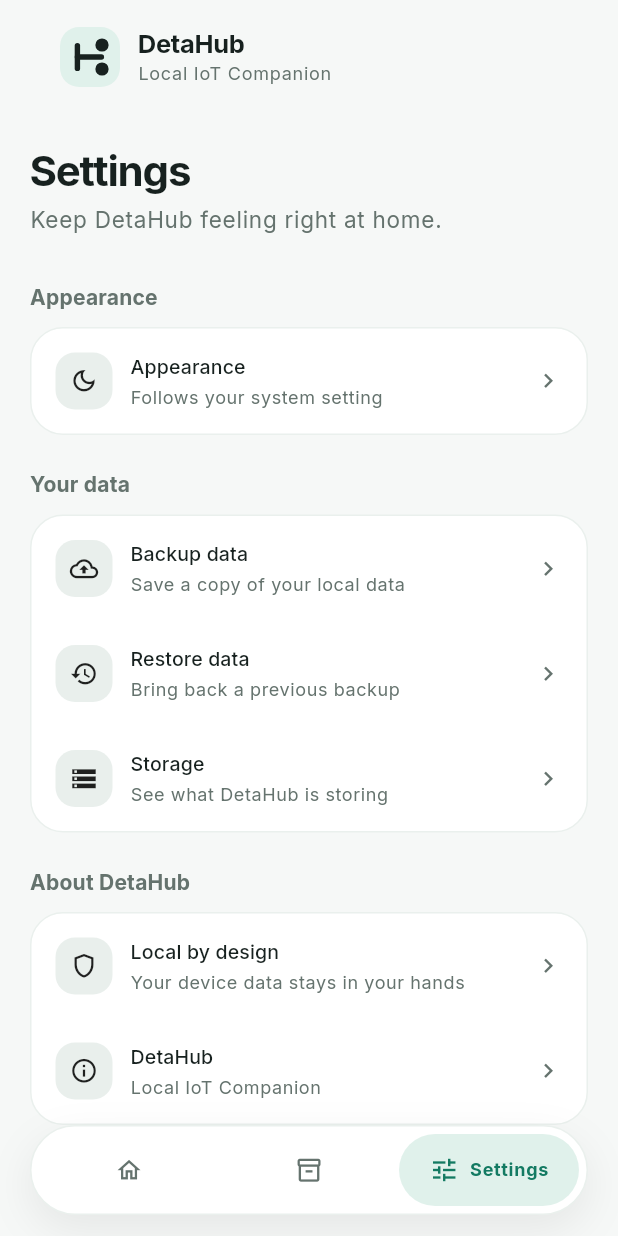
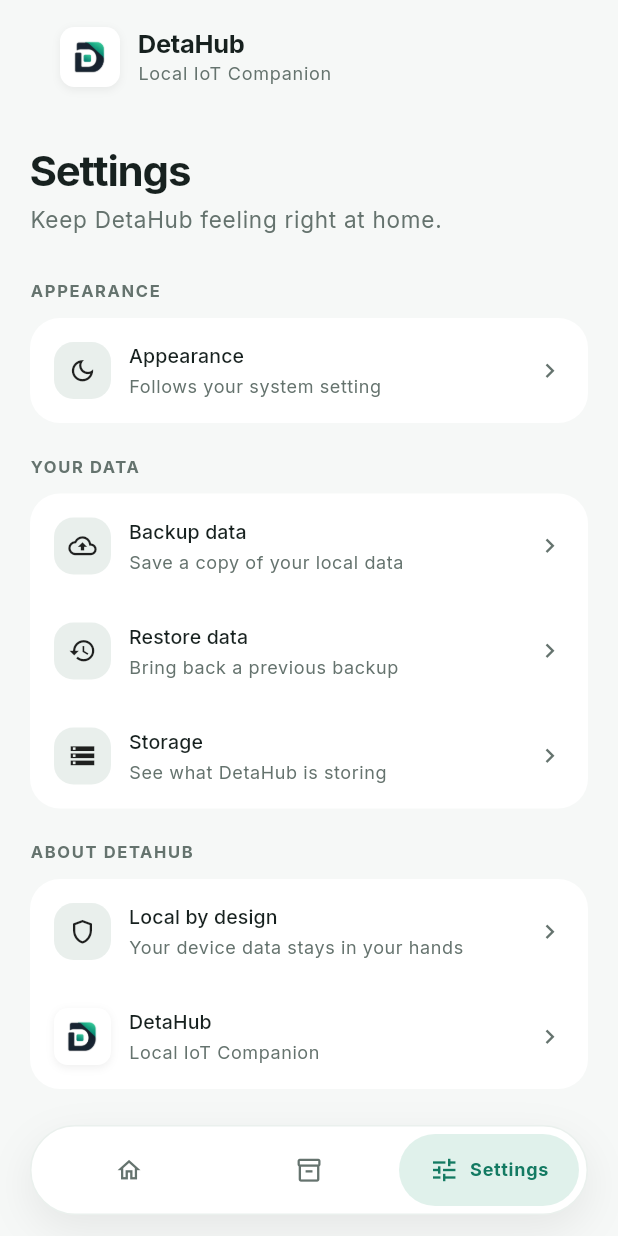
Before and after one commit to ADRIANHHALIM/DetaHub, a Flutter app: the SettingsScreen screen opened by its route, on a phone screen of 412 x 824 dp. Run offline on Flutter 3.47's test engine with Material 3 defaults, Android fonts, the phone set to English and light mode, and no system bars; our stand-ins replace dio, drift, drift_flutter, flutter_riverpod, go_router, google_fonts; accounts and stored records are empty; generated files the repository leaves out were written again.

Commit message:
feat(branding): integrate official logo.png across app headers, settings, and iOS app icons

```diff
--- a/lib/core/widgets/detahub_brand.dart
+++ b/lib/core/widgets/detahub_brand.dart
@@ -2,48 +2,42 @@ import 'package:flutter/material.dart';
 
 import '../theme/app_colors.dart';
 
-/// A small geometric mark used throughout DetaHub. It deliberately avoids
-/// familiar network imagery: it is a quiet signature for a local product.
+/// The official DetaHub brand mark rendered from logo.png.
 class DetaHubMark extends StatelessWidget {
   final double size;
-  const DetaHubMark({super.key, this.size = 40});
+  final double? borderRadius;
+  const DetaHubMark({super.key, this.size = 40, this.borderRadius});
 
   @override
   Widget build(BuildContext context) {
     final dark = Theme.of(context).brightness == Brightness.dark;
-    final ink = dark ? AppColors.textPrimaryDark : AppColors.textPrimary;
+    final radius = borderRadius ?? (size * .24);
+
     return Container(
       width: size,
       height: size,
       decoration: BoxDecoration(
-        color: dark ? AppColors.surfaceVariantDark : AppColors.accentSoft,
-        borderRadius: BorderRadius.circular(size * .32),
+        color: Colors.white,
+        borderRadius: BorderRadius.circular(radius),
+        boxShadow: [
+          BoxShadow(
+            color: Colors.black.withValues(alpha: dark ? 0.35 : 0.06),
+            blurRadius: 4,
+            offset: const Offset(0, 1.5),
+          ),
+        ],
       ),
-      child: CustomPaint(painter: _DetaHubMarkPainter(ink)),
+      child: ClipRRect(
+        borderRadius: BorderRadius.circular(radius),
+        child: Image.asset(
+          'assets/images/logo.png',
+          width: size,
+          height: size,
+          fit: BoxFit.contain,
+        ),
+      ),
     );
   }
-}
-
-class _DetaHubMarkPainter extends CustomPainter {
-  final Color color;
-  const _DetaHubMarkPainter(this.color);
-  @override
-  void paint(Canvas canvas, Size size) {
-    final p = Paint()
-      ..color = color
-      ..strokeWidth = size.width * .09
-      ..strokeCap = StrokeCap.round;
-    final r = size.width * .11;
-    canvas.drawLine(Offset(size.width * .29, size.height * .31),
-        Offset(size.width * .29, size.height * .69), p);
-    canvas.drawLine(Offset(size.width * .29, size.height * .5),
-        Offset(size.width * .69, size.height * .5), p);
-    canvas.drawCircle(Offset(size.width * .7, size.height * .3), r, p);
-    canvas.drawCircle(Offset(size.width * .7, size.height * .7), r, p);
-  }
-
-  @override
-  bool shouldRepaint(covariant _DetaHubMarkPainter old) => old.color != color;
 }
 
 class DetaHubHeader extends StatelessWidget {
--- a/lib/features/settings/screens/settings_screen.dart
+++ b/lib/features/settings/screens/settings_screen.dart
@@ -1,7 +1,6 @@
 import 'package:flutter/material.dart';
 
 import '../../../core/theme/app_colors.dart';
-import '../../../core/theme/app_theme.dart';
 import '../../../core/widgets/detahub_brand.dart';
 
 class SettingsScreen extends StatelessWidget {
@@ -56,7 +55,7 @@ class SettingsScreen extends StatelessWidget {
                         label: 'Local by design',
                         description: 'Your device data stays in your hands'),
                     _SettingRow(
-                        icon: Icons.info_outline,
+                        leading: DetaHubMark(size: 38),
                         label: 'DetaHub',
                         description: 'Local IoT Companion')
                   ]),
@@ -72,31 +71,30 @@ class _SettingGroup extends StatelessWidget {
   Widget build(BuildContext context) {
     final dark = Theme.of(context).brightness == Brightness.dark;
     final surface = dark ? AppColors.surfaceDark : AppColors.surface;
-    final border = dark ? AppColors.borderDark : AppColors.borderSubtle;
-    final secondary =
-        dark ? AppColors.textSecondaryDark : AppColors.textSecondary;
     return Column(crossAxisAlignment: CrossAxisAlignment.start, children: [
-      Text(title,
-          style: Theme.of(context)
-              .textTheme
-              .titleMedium
-              ?.copyWith(color: secondary, fontWeight: FontWeight.w700)),
+      Text(title.toUpperCase(),
+          style: Theme.of(context).textTheme.labelMedium?.copyWith(
+              letterSpacing: 1.1,
+              fontWeight: FontWeight.w700,
+              fontSize: 11)),
       const SizedBox(height: 10),
       Container(
           decoration: BoxDecoration(
-              color: surface,
-              border: Border.all(color: border),
-              borderRadius: BorderRadius.circular(kRadiusCard)),
+              color: surface, borderRadius: BorderRadius.circular(20)),
           child: Column(children: children))
     ]);
   }
 }
 
 class _SettingRow extends StatelessWidget {
-  final IconData icon;
+  final IconData? icon;
+  final Widget? leading;
   final String label, description;
   const _SettingRow(
-      {required this.icon, required this.label, required this.description});
+      {this.icon,
+      this.leading,
+      required this.label,
+      required this.description});
   @override
   Widget build(BuildContext context) {
     final dark = Theme.of(context).brightness == Brightness.dark;
@@ -111,6 +109,7 @@ class _SettingRow extends StatelessWidget {
             child: Padding(
                 padding: const EdgeInsets.all(16),
                 child: Row(children: [
+                  leading ??
                       Container(
                           width: 38,
                           height: 38,
--- a/pubspec.yaml
+++ b/pubspec.yaml
@@ -47,3 +47,5 @@ dev_dependencies:
 
 flutter:
   uses-material-design: true
+  assets:
+    - assets/images/
```
Also changed, not shown: Detahub-text.png (added), assets/images/detahub_text.png (added), assets/images/logo.png (added), logo.png (added), 15 other files. Lines whose indentation alone changed are shown as unchanged.
